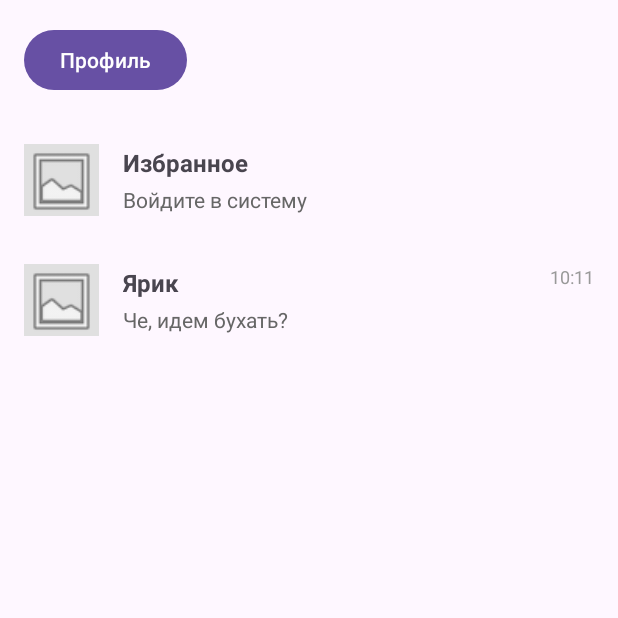
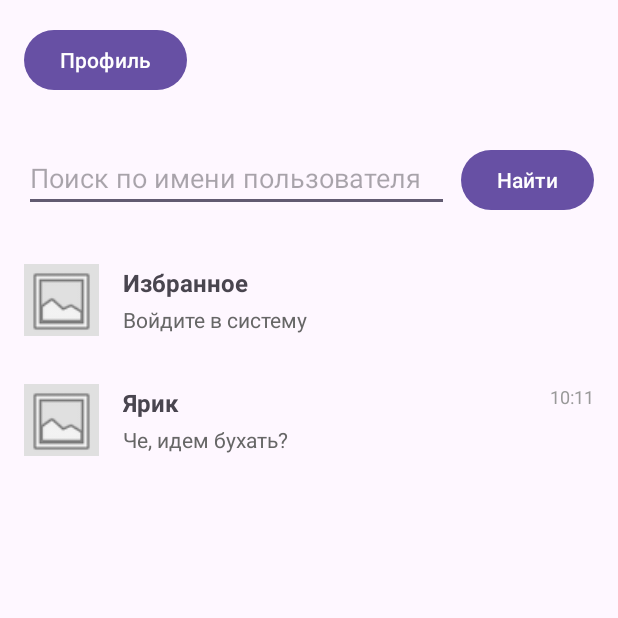
Before and after one commit to Dimkatf/Messanger, an Android app: the Chats screen opened directly, with no data from a screen before it, on a phone screen of 412 x 824 dp, the top half of it. Run offline under Robolectric (Android 15) with nearby library versions, the phone set to English and light mode, and no system bars.

Commit message:
поиск по userName

```diff
--- a/app/src/main/java/com/example/messager/ApiService.java
+++ b/app/src/main/java/com/example/messager/ApiService.java
@@ -75,4 +75,7 @@ public interface ApiService {
     @PUT("api/add_userName")
     Call<ApiResponse> addUserName(@Body AddUserName request);
 
+    @GET("api/findUserByUserName")
+    Call<User> findUserByUsername(@Query("userName") String userName);
+
 }
--- a/app/src/main/java/com/example/messager/ChatAdapter.java
+++ b/app/src/main/java/com/example/messager/ChatAdapter.java
@@ -21,7 +21,26 @@ public class ChatAdapter extends RecyclerView.Adapter<ChatAdapter.ChatViewHolder
     private Context context;
     private ApiService apiService;
     private SessionManager sessionManager;
+    private OnChatClickListener onChatClickListener;
+    private OnChatLongClickListener onChatLongClickListener;
     private static final String BASE_URL = "http://192.168.1.36:8080/";
+
+    // Интерфейсы для кликов
+    public interface OnChatClickListener {
+        void onChatClick(Chat chat);
+    }
+
+    public interface OnChatLongClickListener {
+        void onChatLongClick(Chat chat, int position);
+    }
+
+    public void setOnChatClickListener(OnChatClickListener listener) {
+        this.onChatClickListener = listener;
+    }
+
+    public void setOnChatLongClickListener(OnChatLongClickListener listener) {
+        this.onChatLongClickListener = listener;
+    }
 
     public ChatAdapter(List<Chat> chatList, Context context) {
         this.chatList = chatList;
@@ -60,17 +79,20 @@ public class ChatAdapter extends RecyclerView.Adapter<ChatAdapter.ChatViewHolder
             holder.lastMessage.setText("Нет сообщений");
         }
 
+        // Обычный клик
         holder.itemView.setOnClickListener(v -> {
-            if (chat.getName().equals("Избранное")) {
-                if (sessionManager.isLoggedIn()) {
-                    android.content.Intent intent = new android.content.Intent(context, FavoritesScreen.class);
-                    context.startActivity(intent);
-                } else {
-                    Toast.makeText(context, "Пожалуйста, войдите в систему", Toast.LENGTH_SHORT).show();
-                }
-            } else {
-                Toast.makeText(context, "Чат: " + chat.getName(), Toast.LENGTH_SHORT).show();
+            if (onChatClickListener != null) {
+                onChatClickListener.onChatClick(chat);
             }
+        });
+
+        // Долгое нажатие
+        holder.itemView.setOnLongClickListener(v -> {
+            if (onChatLongClickListener != null) {
+                onChatLongClickListener.onChatLongClick(chat, position);
+                return true;
+            }
+            return false;
         });
     }
 
@@ -79,17 +101,34 @@ public class ChatAdapter extends RecyclerView.Adapter<ChatAdapter.ChatViewHolder
         return chatList.size();
     }
 
+    public void addChat(int position, Chat chat) {
+        chatList.add(position, chat);
+        notifyItemInserted(position);
+    }
+
+    public void removeChat(int position) {
+        // Не удаляем "Избранное" (первый элемент)
+        if (position == 0) {
+            Toast.makeText(context, "Нельзя удалить Избранное", Toast.LENGTH_SHORT).show();
+            return;
+        }
+
+        chatList.remove(position);
+        notifyItemRemoved(position);
+    }
+
     public void updateFavoritesLastMessage(String newMessage, String timestamp) {
         for (int i = 0; i < chatList.size(); i++) {
             Chat chat = chatList.get(i);
             if (chat.getName().equals("Избранное")) {
-
                 chat.setLastMessage(newMessage);
 
                 if (timestamp != null && !timestamp.isEmpty() && !"Нет сообщений".equals(newMessage)) {
                     String formattedTime = formatTime(timestamp);
                     chat.setTime(formattedTime);
-                } else chat.setTime("");
+                } else {
+                    chat.setTime("");
+                }
 
                 notifyItemChanged(i);
                 break;
--- a/app/src/main/res/layout/activity_main.xml
+++ b/app/src/main/res/layout/activity_main.xml
@@ -11,7 +11,7 @@
         android:id="@+id/titleText"
         android:layout_width="wrap_content"
         android:layout_height="wrap_content"
-        android:text="Di-messenger"
+        android:text="D-messenger"
         android:textSize="30sp"
         android:textStyle="bold"
         app:layout_constraintBottom_toBottomOf="parent"
--- a/app/src/main/res/layout/chats.xml
+++ b/app/src/main/res/layout/chats.xml
@@ -12,6 +12,30 @@
         android:layout_margin="16dp"
         android:text="Профиль" />
 
+    <!-- Добавляем поиск -->
+    <LinearLayout
+        android:layout_width="match_parent"
+        android:layout_height="wrap_content"
+        android:orientation="horizontal"
+        android:padding="16dp">
+
+        <EditText
+            android:id="@+id/searchEditText"
+            android:layout_width="0dp"
+            android:layout_height="wrap_content"
+            android:layout_weight="1"
+            android:hint="Поиск по имени пользователя"
+            android:inputType="text" />  <!-- Меняем на text -->
+
+        <Button
+            android:id="@+id/searchButton"
+            android:layout_width="wrap_content"
+            android:layout_height="wrap_content"
+            android:text="Найти"
+            android:layout_marginStart="8dp" />
+
+    </LinearLayout>
+
     <androidx.recyclerview.widget.RecyclerView
         android:id="@+id/chatsRecyclerView"
         android:layout_width="match_parent"
```
Also changed, not shown: app/src/main/java/com/example/messager/Chats.java (+102 -0 lines).
